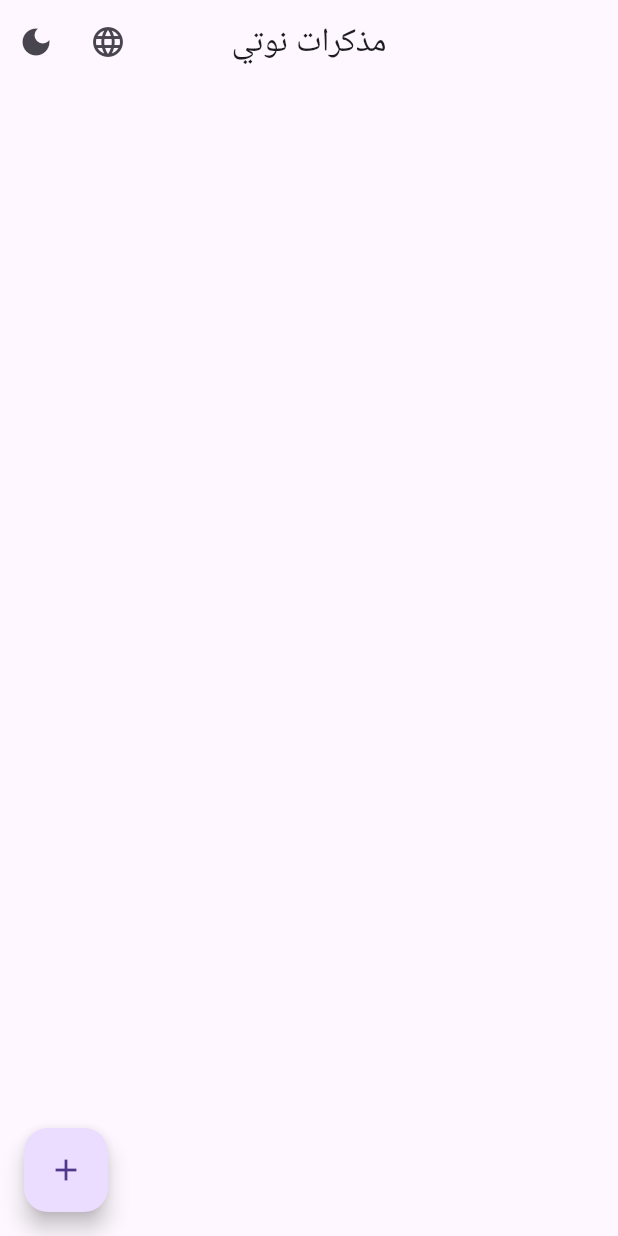
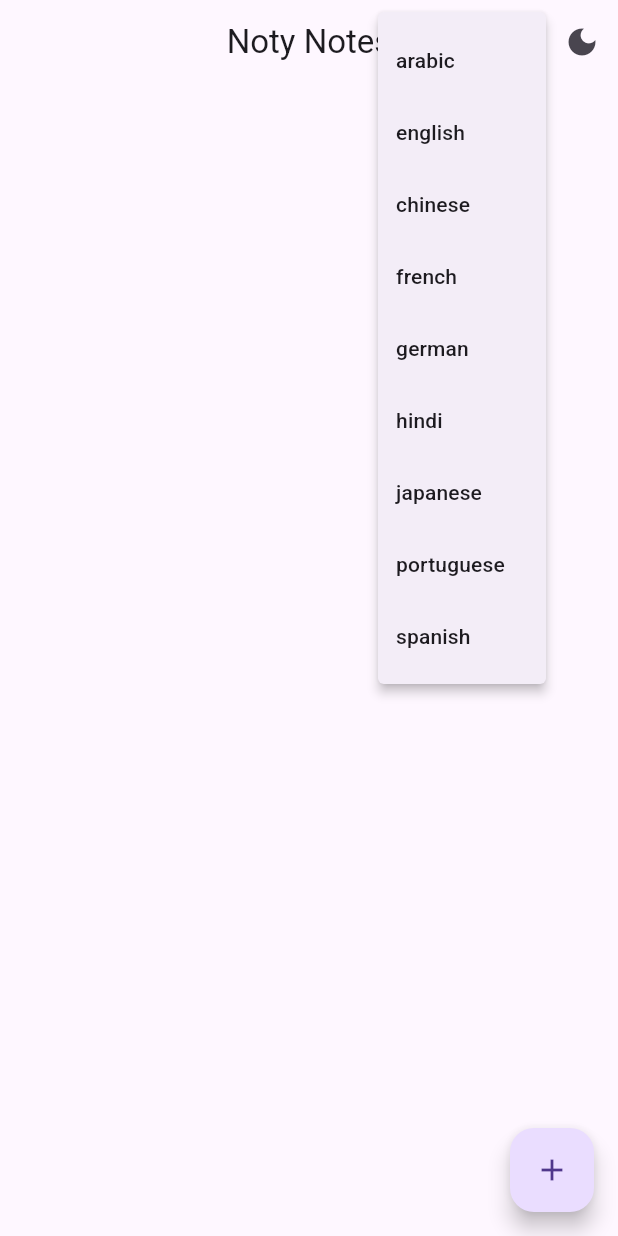
Before and after one commit to abderazak-py/noty_notes, a Flutter app: the screen it shows after launch, after a tap on the "language" icon, on a phone screen of 412 x 824 dp. Run offline on Flutter 3.47's test engine with Material 3 defaults, Android fonts, the phone set to English and light mode, and no system bars; our stand-ins replace flutter_colorpicker, get, get_storage.

Commit message:
add multi-language support and improve UI
- Add translations for multiple languages including Arabic, Chinese, English, French, German, Hindi, Japanese, Portuguese, Spanish
- Implement language selection menu in the app
- Update note card menu to use 'menu' translation
- Fix typo in error message in add note view

```diff
--- a/lib/app/services/translations.dart
+++ b/lib/app/services/translations.dart
@@ -11,8 +11,7 @@
       'empty_note': 'Fill all fields',
       'save': 'Save',
       'remove': 'Remove Note',
-      'confirm_remove':
-          'Are you sure you want to remove this item from the cart?',
+      'confirm_remove': 'Are you sure you want to remove this note?',
       'yes': 'Yes',
       'no': 'No',
       'done': 'Done',
@@ -22,25 +21,177 @@
       'edit': 'Edit',
       'delete': 'Delete',
       'unpin': 'Unpin',
+      'menu': 'Menu',
+      'language': 'Language',
     },
     'ar_AR': {
       'app_name': 'مذكرات نوتي',
       'title': 'العنوان',
       'content': 'الوصف',
       'error': 'خطأ',
-      'empty_note': 'املء كل الحقول',
+      'empty_note': 'املأ جميع الحقول',
       'save': 'حفظ',
       'remove': 'حذف المذكرة',
-      'confirm_remove': 'هل أنت متأكد أنك تريد حذف المذكرة',
+      'confirm_remove': 'هل أنت متأكد أنك تريد حذف هذه المذكرة؟',
       'yes': 'نعم',
       'no': 'لا',
       'done': 'تم',
-      'pick_color': 'اختر لونا',
+      'pick_color': 'اختر لونًا',
       'color': 'اللون',
       'pin': 'تثبيت',
       'edit': 'تعديل',
       'delete': 'حذف',
-      'unpin': 'الغاء التثبيت',
+      'unpin': 'إلغاء التثبيت',
+      'menu': 'القائمة',
+      'language': 'اللغة',
+    },
+    'zh_CN': {
+      'app_name': 'Noty Notes',
+      'title': '标题',
+      'content': '内容',
+      'error': '错误',
+      'empty_note': '请填写所有字段',
+      'save': '保存',
+      'remove': '删除笔记',
+      'confirm_remove': '您确定要删除此笔记吗？',
+      'yes': '是',
+      'no': '否',
+      'done': '完成',
+      'pick_color': '选择颜色',
+      'color': '颜色',
+      'pin': '置顶',
+      'edit': '编辑',
+      'delete': '删除',
+      'unpin': '取消置顶',
+      'menu': '菜单',
+      'language': '语言',
+    },
+    'es_ES': {
+      'app_name': 'Noty Notes',
+      'title': 'Título',
+      'content': 'Contenido',
+      'error': 'Error',
+      'empty_note': 'Rellene todos los campos',
+      'save': 'Guardar',
+      'remove': 'Eliminar nota',
+      'confirm_remove': '¿Está seguro de que desea eliminar esta nota?',
+      'yes': 'Sí',
+      'no': 'No',
+      'done': 'Listo',
+      'pick_color': 'Seleccionar color',
+      'color': 'Color',
+      'pin': 'Fijar',
+      'edit': 'Editar',
+      'delete': 'Eliminar',
+      'unpin': 'Desfijar',
+      'menu': 'Menú',
+      'language': 'Idioma',
+    },
+    'hi_IN': {
+      'app_name': 'Noty Notes',
+      'title': 'शीर्षक',
+      'content': 'विवरण',
+      'error': 'त्रुटि',
+      'empty_note': 'सभी फ़ील्ड भरें',
+      'save': 'सहेजें',
+      'remove': 'नोट हटाएं',
+      'confirm_remove': 'क्या आप वाकई इस नोट को हटाना चाहते हैं?',
+      'yes': 'हाँ',
+      'no': 'नहीं',
+      'done': 'पूर्ण',
+      'pick_color': 'रंग चुनें',
+      'color': 'रंग',
+      'pin': 'पिन करें',
+      'edit': 'संपादित करें',
+      'delete': 'हटाएं',
+      'unpin': 'पिन हटाएं',
+      'menu': 'मेनू',
+      'language': 'भाषा',
+    },
+    'pt_BR': {
+      'app_name': 'Noty Notes',
+      'title': 'Título',
+      'content': 'Descrição',
+      'error': 'Erro',
+      'empty_note': 'Preencha todos os campos',
+      'save': 'Salvar',
+      'remove': 'Remover nota',
+      'confirm_remove': 'Tem certeza de que deseja remover esta nota?',
+      'yes': 'Sim',
+      'no': 'Não',
+      'done': 'Concluído',
+      'pick_color': 'Escolher cor',
+      'color': 'Cor',
+      'pin': 'Fixar',
+      'edit': 'Editar',
+      'delete': 'Excluir',
+      'unpin': 'Desafixar',
+      'menu': 'Menu',
+      'language': 'Idioma',
+    },
+    'fr_FR': {
+      'app_name': 'Noty Notes',
+      'title': 'Titre',
+      'content': 'Contenu',
+      'error': 'Erreur',
+      'empty_note': 'Remplir tous les champs',
+      'save': 'Enregistrer',
+      'remove': 'Supprimer la note',
+      'confirm_remove': 'Êtes-vous sûr de vouloir supprimer cette note ?',
+      'yes': 'Oui',
+      'no': 'Non',
+      'done': 'Terminé',
+      'pick_color': 'Choisir une couleur',
+      'color': 'Couleur',
+      'pin': 'Épingler',
+      'edit': 'Modifier',
+      'delete': 'Supprimer',
+      'unpin': 'Désépingler',
+      'menu': 'Menu',
+      'language': 'Langue',
+    },
+    'de_DE': {
+      'app_name': 'Noty Notes',
+      'title': 'Titel',
+      'content': 'Inhalt',
+      'error': 'Fehler',
+      'empty_note': 'Alle Felder ausfüllen',
+      'save': 'Speichern',
+      'remove': 'Notiz löschen',
+      'confirm_remove':
+          'Sind Sie sicher, dass Sie diese Notiz löschen möchten?',
+      'yes': 'Ja',
+      'no': 'Nein',
+      'done': 'Fertig',
+      'pick_color': 'Farbe auswählen',
+      'color': 'Farbe',
+      'pin': 'Anheften',
+      'edit': 'Bearbeiten',
+      'delete': 'Löschen',
+      'unpin': 'Lösen',
+      'menu': 'Menü',
+      'language': 'Sprache',
+    },
+    'ja_JP': {
+      'app_name': 'Noty Notes',
+      'title': 'タイトル',
+      'content': 'コンテンツ',
+      'error': 'エラー',
+      'empty_note': 'すべてのフィールドを記入してください',
+      'save': '保存',
+      'remove': 'メモを削除',
+      'confirm_remove': 'このメモを削除してもよろしいですか？',
+      'yes': 'はい',
+      'no': 'いいえ',
+      'done': '完了',
+      'pick_color': '色を選択',
+      'color': '色',
+      'pin': 'ピン',
+      'edit': '編集',
+      'delete': '削除',
+      'unpin': 'ピンを解除',
+      'menu': 'メニュー',
+      'language': '言語',
     },
   };
 }
--- a/lib/app/views/add_note_view.dart
+++ b/lib/app/views/add_note_view.dart
@@ -86,7 +86,7 @@
                         onPressed: () {
                           if (titleController.text.isEmpty ||
                               contentController.text.isEmpty) {
-                            Get.snackbar('erorr'.tr, 'empty_note'.tr);
+                            Get.snackbar('error'.tr, 'empty_note'.tr);
                             return;
                           }
                           noteController.addNote(
--- a/lib/app/views/home_view.dart
+++ b/lib/app/views/home_view.dart
@@ -16,15 +16,55 @@
         title: Text('app_name'.tr),
         centerTitle: true,
         actions: [
-          IconButton(
-            onPressed: () {
-              if (Get.locale == Locale('en', 'US')) {
-                Get.updateLocale(Locale('ar', 'AR'));
-              } else {
-                Get.updateLocale(Locale('en', 'US'));
-              }
+          GetBuilder<ThemeController>(
+            builder: (_) {
+              return PopupMenuButton<String>(
+                tooltip: 'language'.tr,
+                icon: Icon(Icons.language),
+                onSelected: (String value) {
+                  switch (value) {
+                    case 'ar':
+                      Get.updateLocale(Locale('ar', 'AR'));
+                      break;
+                    case 'zh':
+                      Get.updateLocale(Locale('zh', 'CN'));
+                      break;
+                    case 'en':
+                      Get.updateLocale(Locale('en', 'US'));
+                      break;
+                    case 'fr':
+                      Get.updateLocale(Locale('fr', 'FR'));
+                      break;
+                    case 'de':
+                      Get.updateLocale(Locale('de', 'DE'));
+                      break;
+                    case 'hi':
+                      Get.updateLocale(Locale('hi', 'IN'));
+                      break;
+                    case 'ja':
+                      Get.updateLocale(Locale('ja', 'JP'));
+                      break;
+                    case 'pt':
+                      Get.updateLocale(Locale('pt', 'PT'));
+                      break;
+                    case 'es':
+                      Get.updateLocale(Locale('es', 'ES'));
+                      break;
+                  }
+                },
+                itemBuilder: (BuildContext context) => <PopupMenuEntry<String>>[
+                  PopupMenuItem<String>(value: 'ar', child: Text('arabic')),
+                  PopupMenuItem<String>(value: 'en', child: Text('english')),
+                  PopupMenuItem<String>(value: 'zh', child: Text('chinese')),
+                  PopupMenuItem<String>(value: 'fr', child: Text('french')),
+                  PopupMenuItem<String>(value: 'de', child: Text('german')),
+                  PopupMenuItem<String>(value: 'hi', child: Text('hindi')),
+                  PopupMenuItem<String>(value: 'ja', child: Text('japanese')),
+                  PopupMenuItem<String>(value: 'pt', child: Text('portuguese')),
+                  PopupMenuItem<String>(value: 'es', child: Text('spanish')),
+                ],
+              );
             },
-            icon: Icon(Icons.language),
           ),
 
           GetBuilder<ThemeController>(
@@ -41,6 +81,7 @@
           ),
         ],
       ),
+
       body: Expanded(
         child: Obx(() {
           return ListView.builder(
--- a/lib/app/views/widgets/note_card.dart
+++ b/lib/app/views/widgets/note_card.dart
@@ -76,8 +76,10 @@
                 ],
               ),
             ),
-            // 3-dots trailing button
-            PopupMenuButton<String>(
+            GetBuilder<ThemeController>(
+              builder: (_) {
+                return PopupMenuButton<String>(
+                  tooltip: 'menu'.tr,
                   style: ButtonStyle(
                     iconColor: WidgetStateProperty.resolveWith<Color?>((
                       Set<WidgetState> states,
@@ -106,19 +108,25 @@
                       );
                     }
                   },
-              itemBuilder: (BuildContext context) => <PopupMenuEntry<String>>[
+                  itemBuilder: (BuildContext context) =>
+                      <PopupMenuEntry<String>>[
                         PopupMenuItem<String>(
                           value: 'pin',
                           child: (note.isPinned.value)
                               ? Text('unpin'.tr)
                               : Text('pin'.tr),
                         ),
-                PopupMenuItem<String>(value: 'edit', child: Text('edit'.tr)),
+                        PopupMenuItem<String>(
+                          value: 'edit',
+                          child: Text('edit'.tr),
+                        ),
                         PopupMenuItem<String>(
                           value: 'delete',
                           child: Text('delete'.tr),
                         ),
                       ],
+                );
+              },
             ),
           ],
         ),
```
Lines whose indentation alone changed are shown as unchanged.
